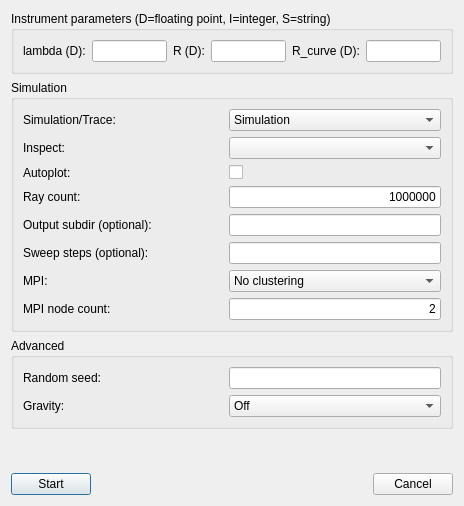
First picture: the form in tools/Python/mcgui/ssd.ui, repository McStasMcXtrace/McCode, before the edit.
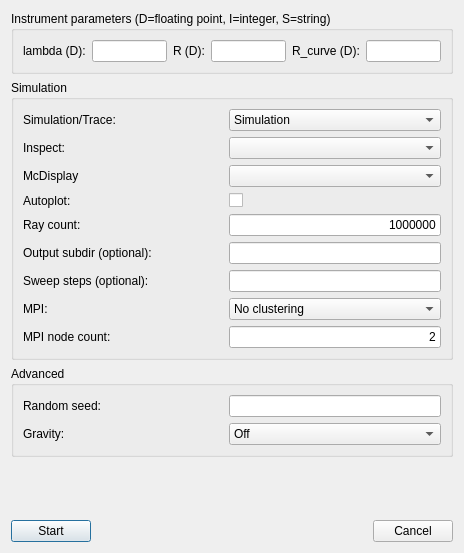
Second picture: the form after the edit.

Commit message: mcdisplay combo box widget

```diff
--- a/tools/Python/mcgui/ssd.ui
+++ b/tools/Python/mcgui/ssd.ui
@@ -7,7 +7,7 @@
     <x>0</x>
     <y>0</y>
     <width>464</width>
-    <height>506</height>
+    <height>553</height>
    </rect>
   </property>
   <property name="windowTitle">
@@ -97,7 +97,7 @@
           </item>
          </widget>
         </item>
-        <item row="6" column="2">
+        <item row="7" column="2">
          <widget class="QLineEdit" name="edtSteps">
           <property name="text">
            <string/>
@@ -107,7 +107,7 @@
           </property>
          </widget>
         </item>
-        <item row="4" column="2">
+        <item row="5" column="2">
          <widget class="QLineEdit" name="edtNeutronCnt">
           <property name="text">
            <string>1000000</string>
@@ -117,7 +117,7 @@
           </property>
          </widget>
         </item>
-        <item row="11" column="2">
+        <item row="12" column="2">
          <widget class="QLineEdit" name="edtNodes">
           <property name="text">
            <string>2</string>
@@ -140,14 +140,14 @@
           </property>
          </widget>
         </item>
-        <item row="6" column="1">
+        <item row="7" column="1">
          <widget class="QLabel" name="lblSweepSteps">
           <property name="text">
            <string>Sweep steps (optional):</string>
           </property>
          </widget>
         </item>
-        <item row="4" column="1">
+        <item row="5" column="1">
          <widget class="QLabel" name="lblNeutronCount">
           <property name="toolTip">
            <string>&lt;html&gt;&lt;head/&gt;&lt;body&gt;&lt;pre style=&quot; margin-top:12px; margin-bottom:0px; margin-left:0px; margin-right:0px; -qt-block-indent:0; text-indent:0px;&quot;&gt;&lt;span style=&quot; font-family:'Courier New,courier';&quot;&gt;The Ray count specifies the statistical granularity of your &lt;/span&gt;&lt;/pre&gt;&lt;pre style=&quot; margin-top:0px; margin-bottom:0px; margin-left:0px; margin-right:0px; -qt-block-indent:0; text-indent:0px;&quot;&gt;&lt;span style=&quot; font-family:'Courier New,courier';&quot;&gt;simulation and is NOT equal to the number of particles simulated. &lt;/span&gt;&lt;/pre&gt;&lt;pre style=&quot; margin-top:0px; margin-bottom:0px; margin-left:0px; margin-right:0px; -qt-block-indent:0; text-indent:0px;&quot;&gt;&lt;span style=&quot; font-family:'Courier New,courier';&quot;&gt;For a thorough explanation, see the chapter &amp;quot;Monte Carlo &lt;/span&gt;&lt;/pre&gt;&lt;pre style=&quot; margin-top:0px; margin-bottom:12px; margin-left:0px; margin-right:0px; -qt-block-indent:0; text-indent:0px;&quot;&gt;&lt;span style=&quot; font-family:'Courier New,courier';&quot;&gt;Techniques and simulation strategy&amp;quot; in the user manual.&lt;/span&gt;&lt;/pre&gt;&lt;/body&gt;&lt;/html&gt;</string>
@@ -157,34 +157,34 @@
           </property>
          </widget>
         </item>
-        <item row="8" column="1">
+        <item row="9" column="1">
          <widget class="QLabel" name="lblMpi">
           <property name="text">
            <string>MPI:</string>
           </property>
          </widget>
         </item>
-        <item row="11" column="1">
+        <item row="12" column="1">
          <widget class="QLabel" name="lblMpiNodes">
           <property name="text">
            <string>MPI node count:</string>
           </property>
          </widget>
         </item>
-        <item row="5" column="1">
+        <item row="6" column="1">
          <widget class="QLabel" name="lblOutputDir">
           <property name="text">
            <string>Output subdir (optional):</string>
           </property>
          </widget>
         </item>
-        <item row="5" column="2">
+        <item row="6" column="2">
          <widget class="QLineEdit" name="edtOutputDir"/>
         </item>
         <item row="1" column="2">
          <widget class="QComboBox" name="cbxInspect"/>
         </item>
-        <item row="8" column="2">
+        <item row="9" column="2">
          <widget class="QComboBox" name="cbxClustering">
           <property name="sizePolicy">
            <sizepolicy hsizetype="MinimumExpanding" vsizetype="Fixed">
@@ -216,20 +216,30 @@
           </property>
          </widget>
         </item>
-        <item row="2" column="2">
+        <item row="3" column="2">
          <widget class="QCheckBox" name="cbxAutoPlot">
           <property name="text">
            <string/>
           </property>
          </widget>
         </item>
-        <item row="2" column="1">
+        <item row="3" column="1">
          <widget class="QLabel" name="lblAutoPlot">
           <property name="text">
            <string>Autoplot:</string>
           </property>
          </widget>
         </item>
+        <item row="2" column="2">
+         <widget class="QComboBox" name="cbxMcdisplays"/>
+        </item>
+        <item row="2" column="1">
+         <widget class="QLabel" name="label">
+          <property name="text">
+           <string>McDisplay</string>
+          </property>
+         </widget>
+        </item>
        </layout>
       </item>
      </layout>
```
The commit also changes 1 other file.
